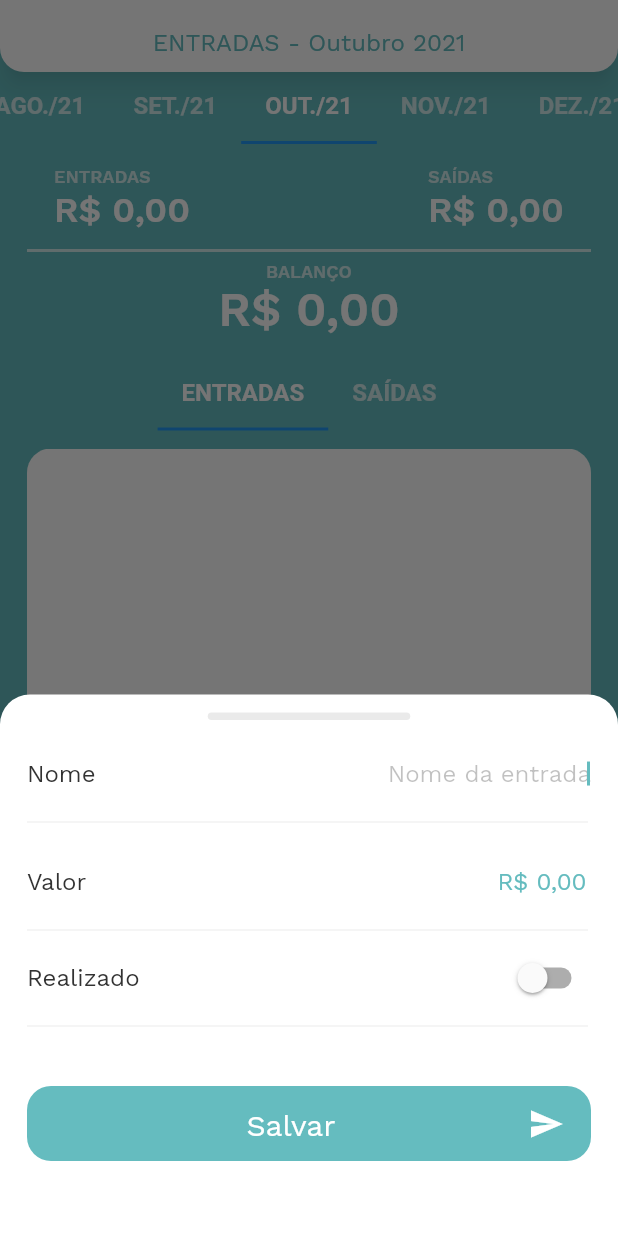
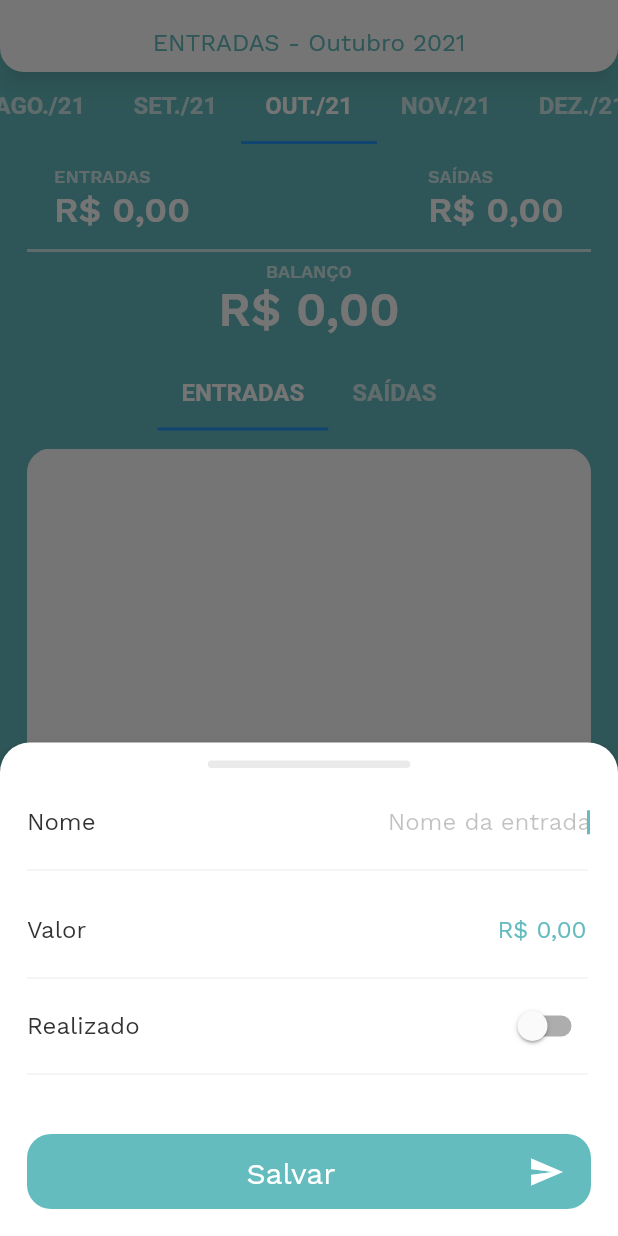
Before and after one commit to Janilso/plans_gastos, a Flutter app: the screen it shows after launch, tab 2 chosen, after a tap on the "add" icon, on a phone screen of 412 x 824 dp. Run offline on Flutter 3.47's test engine with Material 2 defaults, Android fonts, the phone set to English and light mode, and no system bars; our stand-ins replace flutter_masked_text, shared_preferences; missing offline and left inert: enum_to_string.

Commit message:
Created app

```diff
--- a/lib/screens/home.dart
+++ b/lib/screens/home.dart
@@ -106,6 +106,8 @@ class _HomeScreenState extends State<HomeScreen> with TickerProviderStateMixin {
   void _handleAddBalance(TypeBalance typeBalance) {
     showModalBottomSheet(
       context: context,
+      isScrollControlled: true,
+      elevation: 5,
       shape: const RoundedRectangleBorder(
         borderRadius: BorderRadius.only(
           topLeft: Radius.circular(20),
--- a/lib/widgets/add_balance.dart
+++ b/lib/widgets/add_balance.dart
@@ -126,7 +126,7 @@ class _AddBalanceWidgetState extends State<AddBalanceWidget> {
                 onPressed: _handleSaveBalance,
                 // width: ,
               ),
-              const SizedBox(height: 50),
+              const SizedBox(height: 18),
             ],
           ),
         ),
--- a/lib/widgets/balance_tab_view.dart
+++ b/lib/widgets/balance_tab_view.dart
@@ -1,10 +1,13 @@
+import 'package:flutter/gestures.dart';
 import 'package:flutter/material.dart';
+import 'package:flutter/physics.dart';
 import 'package:flutter/widgets.dart';
 import 'package:plans_gastos/models/item_balance.dart';
 import 'package:plans_gastos/theme/app_colors.dart';
 import 'package:plans_gastos/theme/app_text_styles.dart';
 import 'package:plans_gastos/utils/enuns.dart';
 import 'package:plans_gastos/utils/storage.dart';
+import 'package:plans_gastos/widgets/custom_tab_bar_view_scroll_physics.dart';
 import 'package:plans_gastos/widgets/item_balance.dart';
 
 class BalanceTabViewWidget extends StatefulWidget {
@@ -38,6 +41,7 @@ class _BalanceTabViewWidgetState extends State<BalanceTabViewWidget>
       length: 2,
       vsync: this,
     )..addListener(handleChangePage);
+    // _tabController.animation
   }
 
   @override
@@ -62,6 +66,7 @@ class _BalanceTabViewWidgetState extends State<BalanceTabViewWidget>
           Center(
             child: TabBar(
               controller: _tabController,
+              dragStartBehavior: DragStartBehavior.down,
               isScrollable: true,
               tabs: const [
                 Tab(icon: Text('ENTRADAS')),
@@ -74,6 +79,8 @@ class _BalanceTabViewWidgetState extends State<BalanceTabViewWidget>
             margin: const EdgeInsets.only(top: 12),
             child: TabBarView(
               controller: _tabController,
+              // physics: NeverScrollableScrollPhysics(),
+              physics: const CustomTabBarViewScrollPhysics(),
               children: [
                 _buildBalances(widget.inputBalances),
                 _buildBalances(widget.outputBalances, true),
--- /dev/null
+++ b/lib/widgets/custom_tab_bar_view_scroll_physics.dart
@@ -0,0 +1,19 @@
+import 'package:flutter/physics.dart';
+import 'package:flutter/widgets.dart';
+
+class CustomTabBarViewScrollPhysics extends ScrollPhysics {
+  const CustomTabBarViewScrollPhysics({ScrollPhysics? parent})
+      : super(parent: parent);
+
+  @override
+  CustomTabBarViewScrollPhysics applyTo(ScrollPhysics? ancestor) {
+    return CustomTabBarViewScrollPhysics(parent: buildParent(ancestor)!);
+  }
+
+  @override
+  SpringDescription get spring => const SpringDescription(
+        mass: 150,
+        stiffness: 50,
+        damping: 1,
+      );
+}
--- a/lib/widgets/infinite_tab_view.dart
+++ b/lib/widgets/infinite_tab_view.dart
@@ -1,5 +1,6 @@
 import 'package:flutter/material.dart';
 import 'package:flutter/widgets.dart';
+import 'package:plans_gastos/widgets/custom_tab_bar_view_scroll_physics.dart';
 
 // typedef WidgetBuilder = String Function(BuildContext context, int index);
 
@@ -87,6 +88,7 @@ class _InfiniteTabViewState extends State<InfiniteTabView>
           Expanded(
             child: TabBarView(
               controller: _tabController,
+              physics: const CustomTabBarViewScrollPhysics(),
               children: List.generate(
                 widget.length,
                 (index) {
```
